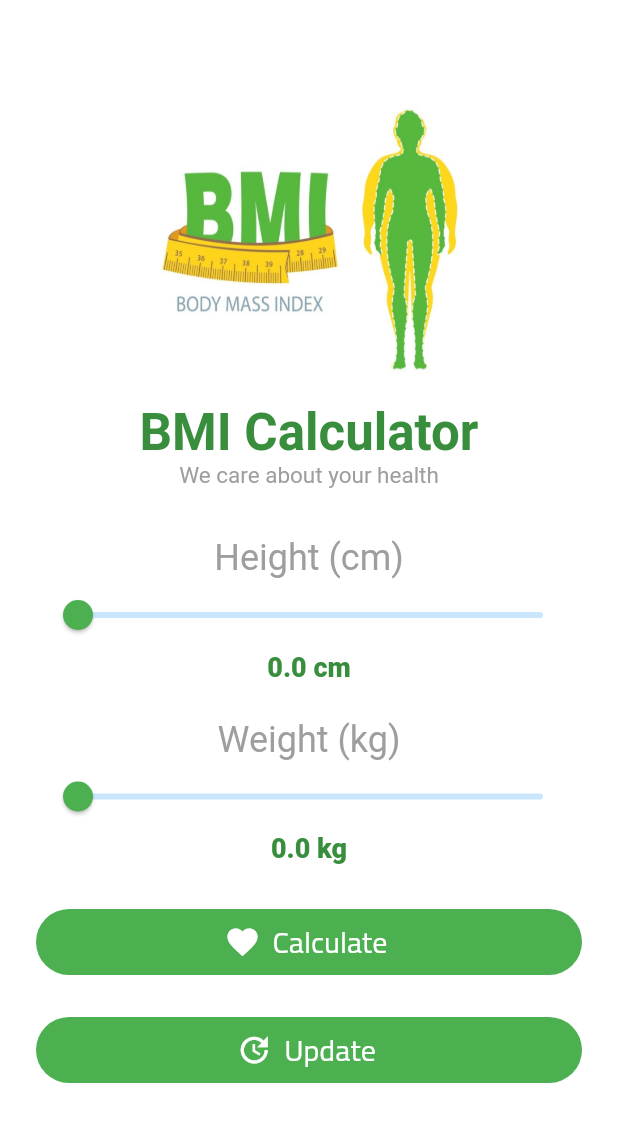
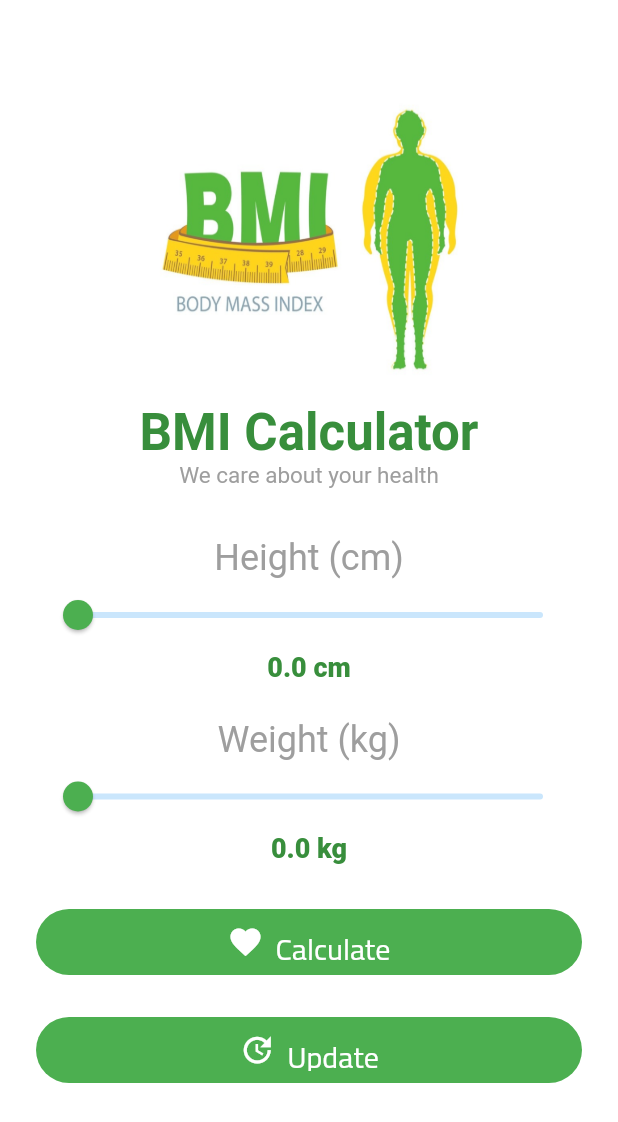
Before and after one commit to bellaismail/cs_project, a Flutter app: the BMICalculatorScreen screen opened directly, on a phone screen of 412 x 824 dp. Shown: the top 1122 px of the screen. Run offline on Flutter 3.47's test engine with Material 2 defaults, Android fonts, the phone set to English and light mode, and no system bars; drawn by our look-alikes of modal_progress_hud_nsn; our stand-ins replace animated_text_kit, bloc, cloud_firestore, connectivity_plus, device_info_plus, dio and 12 more; accounts and stored records are empty.

Commit message:
last update

```diff
--- a/lib/layout/calory_app.dart
+++ b/lib/layout/calory_app.dart
@@ -1,6 +1,5 @@
 import 'package:flutter/material.dart';
 import 'package:flutter_bloc/flutter_bloc.dart';
-import 'package:persistent_bottom_nav_bar/persistent-tab-view.dart';
 import 'package:untitled6/shared/cubit/cubit.dart';
 import 'package:untitled6/shared/cubit/states.dart';
 
--- a/lib/module/bmi/bmi_screen.dart
+++ b/lib/module/bmi/bmi_screen.dart
@@ -159,7 +159,7 @@ class _BMICalculatorScreenState extends State<BMICalculatorScreen> {
                   margin: const EdgeInsets.all(6.0),
                   width: double.infinity,
                   height: 60.0,
-                  child: FlatButton.icon(
+                  child: TextButton.icon(
                     onPressed: () {
                       setState(() {
                         _bmi = _weightOfUser / ((_heightOfUser / 100) * (_heightOfUser / 100));
@@ -209,21 +209,24 @@ class _BMICalculatorScreenState extends State<BMICalculatorScreen> {
                       style: TextStyle(
                         fontSize: 20,
                         fontFamily: "Cairo",
+                        color: Colors.white,
                       ),
                     ),
-                    textColor: Colors.white,
-                    color: Colors.green,
-                    shape: RoundedRectangleBorder(
-                      borderRadius: BorderRadius.circular(25),
+                    style: ButtonStyle(
+                        backgroundColor: MaterialStateProperty.all(Colors.green),
+                        shape: MaterialStateProperty.all(
+                          RoundedRectangleBorder(
+                            borderRadius: BorderRadius.circular(25),
+                          ),
+                        ),),
                     ),
                   ),
-                ),
                 Container(
                   padding: const EdgeInsets.all(8.0),
                   margin: const EdgeInsets.all(6.0),
                   width: double.infinity,
                   height: 60.0,
-                  child: FlatButton.icon(
+                  child: TextButton.icon(
                     onPressed: () async {
                       String userId = FirebaseAuth.instance.currentUser!.uid;
                       try {
@@ -265,15 +268,18 @@ class _BMICalculatorScreenState extends State<BMICalculatorScreen> {
                       style: TextStyle(
                         fontSize: 20,
                         fontFamily: "Cairo",
+                        color: Colors.white,
                       ),
                     ),
-                    textColor: Colors.white,
-                    color: Colors.green,
-                    shape: RoundedRectangleBorder(
-                      borderRadius: BorderRadius.circular(25),
+                    style: ButtonStyle(
+                      backgroundColor: MaterialStateProperty.all(Colors.green),
+                      shape: MaterialStateProperty.all(
+                        RoundedRectangleBorder(
+                          borderRadius: BorderRadius.circular(25),
+                        ),
+                      ),),
                     ),
                   ),
-                ),
               ],
             ),
           ),
--- a/lib/module/sports/sport/model_sheet.dart
+++ b/lib/module/sports/sport/model_sheet.dart
@@ -22,7 +22,7 @@ class ModalBottomSheetDemo extends StatelessWidget {
   @override
   Widget build(BuildContext context) {
     return Center(
-      child: RaisedButton(
+      child: MaterialButton(
         child: const Text('showModalBottomSheet'),
         onPressed: () {
 
@@ -37,13 +37,13 @@ class ModalBottomSheetDemo extends StatelessWidget {
 
               // we set up a container inside which
               // we create center column and display text
-              return Container(
+              return const SizedBox(
                 height: 200,
                 child: Center(
                   child: Column(
                     mainAxisAlignment: MainAxisAlignment.center,
                     children: <Widget>[
-                      const Text('GeeksforGeeks'),
+                       Text('GeeksforGeeks'),
                     ],
                   ),
                 ),
--- a/lib/shared/cubit/cubit.dart
+++ b/lib/shared/cubit/cubit.dart
@@ -2,7 +2,7 @@ import 'package:flutter/cupertino.dart';
 import 'package:flutter/material.dart';
 import 'package:flutter_bloc/flutter_bloc.dart';
 import 'package:font_awesome_flutter/font_awesome_flutter.dart';
-import 'package:persistent_bottom_nav_bar/persistent-tab-view.dart';
+// import 'package:persistent_bottom_nav_bar/persistent-tab-view.dart';
 import 'package:untitled6/module/bmi/bmi_screen.dart';
 import 'package:untitled6/module/home/home_page.dart';
 import 'package:untitled6/shared/cubit/states.dart';
--- a/lib/shared/getDeciveInfo.dart
+++ b/lib/shared/getDeciveInfo.dart
@@ -11,7 +11,8 @@ class GetDeviceInfo{
     try{
       if(Platform.isAndroid){
         var build = await deviceInfo.androidInfo;
-        deviceId = build.androidId;
+        deviceId = build.id;
+        // deviceId = build.androidId;
         print("///***///*** $deviceId ***///***///");
       }
     }catch(e){
```
Also changed, not shown: lib/module/bmi/bmi_result.dart (+74 -40 lines), pubspec.yaml (+32 -27 lines), pubspec.lock, 3 other files.
